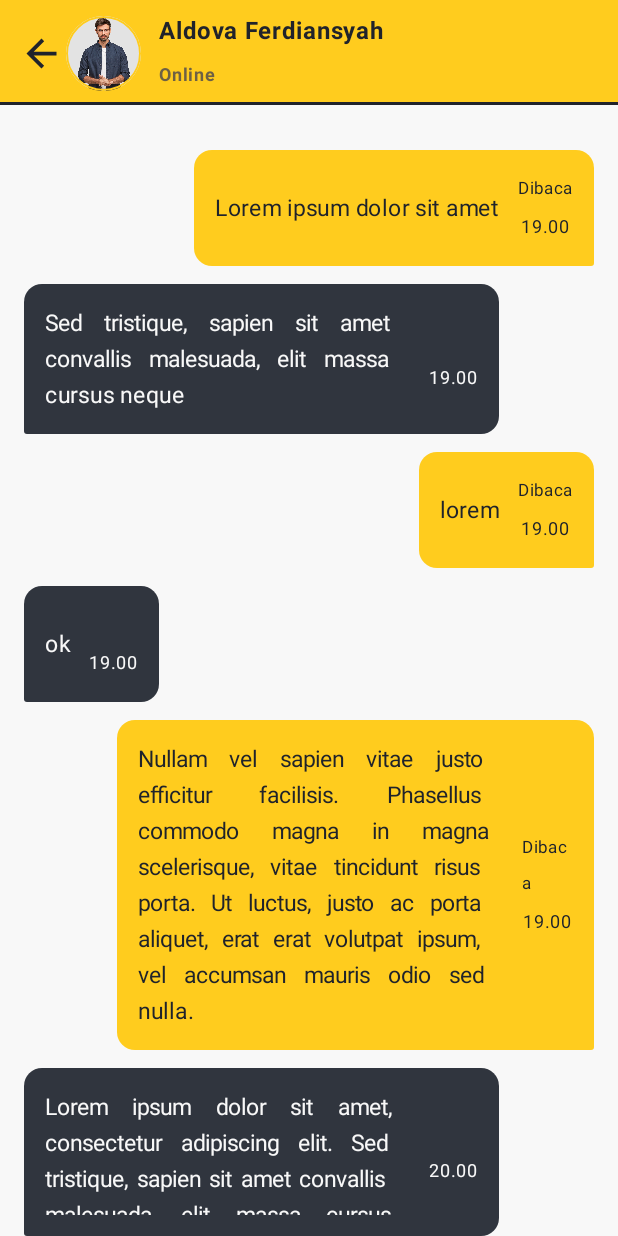
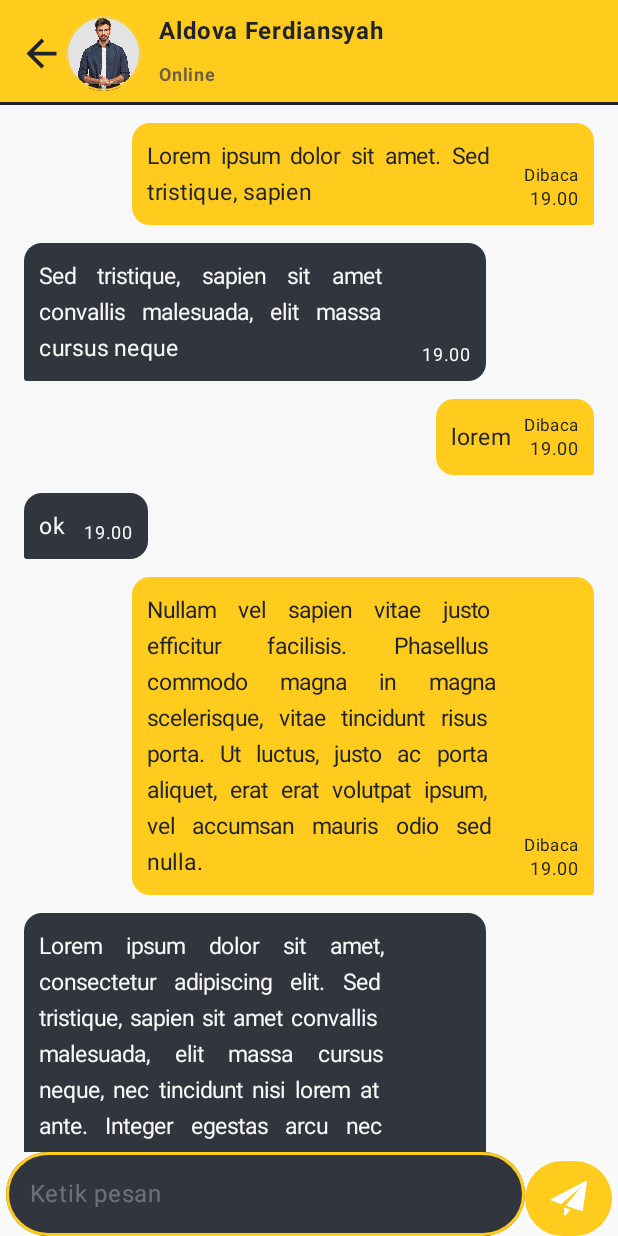
Before and after one commit to ZaAtsmaro28/ChatLoid, an Android app built with Jetpack Compose: the chatroom_screen screen opened through its navigation route, on a phone screen of 412 x 824 dp. Run offline under Robolectric (Android 15) with nearby library versions, the phone set to English and light mode, and no system bars.

Commit message:
feat: add new message text field component

```diff
--- a/app/src/main/java/com/portfolio/chatloid/View/chatroom/ChatRoom.kt
+++ b/app/src/main/java/com/portfolio/chatloid/View/chatroom/ChatRoom.kt
@@ -9,26 +9,40 @@ import androidx.compose.foundation.layout.Column
 import androidx.compose.foundation.layout.PaddingValues
 import androidx.compose.foundation.layout.Row
 import androidx.compose.foundation.layout.Spacer
+import androidx.compose.foundation.layout.fillMaxHeight
 import androidx.compose.foundation.layout.fillMaxSize
 import androidx.compose.foundation.layout.fillMaxWidth
 import androidx.compose.foundation.layout.height
+import androidx.compose.foundation.layout.heightIn
 import androidx.compose.foundation.layout.padding
 import androidx.compose.foundation.layout.size
 import androidx.compose.foundation.layout.width
 import androidx.compose.foundation.layout.widthIn
+import androidx.compose.foundation.rememberScrollState
 import androidx.compose.foundation.shape.CircleShape
 import androidx.compose.foundation.shape.RoundedCornerShape
+import androidx.compose.foundation.verticalScroll
 import androidx.compose.material.icons.Icons
+import androidx.compose.material.icons.filled.PersonAdd
 import androidx.compose.material.icons.outlined.ArrowBack
 import androidx.compose.material.icons.outlined.Logout
 import androidx.compose.material.icons.outlined.Notifications
+import androidx.compose.material3.BottomAppBar
+import androidx.compose.material3.BottomAppBarDefaults
 import androidx.compose.material3.Button
 import androidx.compose.material3.ButtonDefaults
 import androidx.compose.material3.Divider
+import androidx.compose.material3.ElevatedButton
 import androidx.compose.material3.Icon
 import androidx.compose.material3.Scaffold
 import androidx.compose.material3.Text
+import androidx.compose.material3.TextField
+import androidx.compose.material3.TextFieldDefaults
 import androidx.compose.runtime.Composable
+import androidx.compose.runtime.getValue
+import androidx.compose.runtime.mutableStateOf
+import androidx.compose.runtime.remember
+import androidx.compose.runtime.setValue
 import androidx.compose.ui.Alignment
 import androidx.compose.ui.Modifier
 import androidx.compose.ui.draw.clip
@@ -41,24 +55,38 @@ import androidx.compose.ui.text.font.FontWeight
 import androidx.compose.ui.text.style.TextAlign
 import androidx.compose.ui.tooling.preview.Preview
 import androidx.compose.ui.unit.dp
+import androidx.compose.ui.unit.max
 import androidx.compose.ui.unit.sp
 import com.portfolio.chatloid.R
+import com.portfolio.chatloid.navigation.LocalNavController
 import com.portfolio.chatloid.view.Buttons.BasicIconButton
 
 @Preview
 @Composable
 fun ChatRoom() {
     Scaffold(
-        topBar = { ChatRoomHeader() }
+        containerColor = Color.Transparent,
+        topBar = { ChatRoomHeader() },
+        bottomBar = {
+            WriteMessageField()
+        },
+        modifier = Modifier.background(Color.Transparent)
     ) { innerPadding: PaddingValues ->
+        Box(
+            modifier = Modifier
+            .fillMaxSize()
+            .background(Color.Transparent)){
             Column(
                 modifier = Modifier
                     .padding(innerPadding)
-                .fillMaxSize()
+                    .fillMaxWidth()
                     .background(colorResource(R.color.white))
-                .padding(16.dp, 30.dp, 16.dp, 0.dp)
+                    .padding(16.dp, 0.dp, 16.dp, 0.dp)
+                    .verticalScroll(rememberScrollState()),
+                verticalArrangement = Arrangement.Bottom
             ) {
-            MyBubbleChat("Lorem ipsum dolor sit amet", "19.00")
+                Spacer(modifier = Modifier.height(12.dp))
+                MyBubbleChat("Lorem ipsum dolor sit amet. Sed tristique, sapien", "19.00")
 
                 FriendBubbleChat("Sed tristique, sapien sit amet convallis malesuada, elit massa cursus neque", "19.00")
 
@@ -78,10 +106,12 @@ fun ChatRoom() {
             }
         }
     }
+}
 
 
 @Composable
 fun ChatRoomHeader() {
+    val navController = LocalNavController.current
     Box(
         contentAlignment = Alignment.Center,
         modifier = Modifier
@@ -97,7 +127,9 @@ fun ChatRoomHeader() {
         ) {
             Button(
                 modifier = Modifier.width(34.dp),
-                onClick = {  },
+                onClick = {
+                    navController.navigate("main_screen")
+                },
                 colors = ButtonDefaults.buttonColors(Color.Transparent),
                 contentPadding = PaddingValues(0.dp)
             ) {
@@ -149,13 +181,14 @@ fun ChatRoomHeader() {
     }
 }
 
+
 @Composable
 fun MyBubbleChat(text: String, time: String) {
     Column(
         modifier = Modifier.fillMaxWidth(),
-        horizontalAlignment = Alignment.End)
-    {
-        Row(
+        horizontalAlignment = Alignment.End
+    ) {
+        Box(
             modifier = Modifier
                 .background(
                     colorResource(R.color.primary),
@@ -166,34 +199,35 @@ fun MyBubbleChat(text: String, time: String) {
                         bottomEnd = 2.dp
                     )
                 )
-                .padding(14.dp)
-                .widthIn(max = 290.dp),
-            verticalAlignment = Alignment.CenterVertically
-        ){
+                .padding(10.dp)
+                .widthIn(max = 288.dp),
+            contentAlignment = Alignment.Center
+        ) {
             Text(
+                text = text,
                 textAlign = TextAlign.Justify,
-                text = text,
                 fontSize = 15.sp,
                 fontWeight = FontWeight.Normal,
                 color = colorResource(R.color.black),
-                modifier = Modifier.widthIn(max = 244.dp)
+                modifier = Modifier
+                    .padding(end = 45.dp)
             )
-            Spacer(modifier = Modifier.width(12.dp))
             Column(
-                horizontalAlignment = Alignment.CenterHorizontally
+                horizontalAlignment = Alignment.End,
+                modifier = Modifier
+                    .align(Alignment.BottomEnd)
             ) {
                 Text(
                     text = "Dibaca",
                     fontSize = 11.sp,
-                    fontWeight = FontWeight.Normal,
-                    color = colorResource(R.color.black)
+                    color = colorResource(R.color.black),
+                    lineHeight = 15.sp
                 )
-                Spacer(modifier = Modifier.height(1.dp))
                 Text(
                     text = time,
                     fontSize = 12.sp,
-                    fontWeight = FontWeight.Normal,
-                    color = colorResource(R.color.black)
+                    color = colorResource(R.color.black),
+                    lineHeight = 15.sp
                 )
             }
         }
@@ -201,13 +235,14 @@ fun MyBubbleChat(text: String, time: String) {
     }
 }
 
+
 @Composable
 fun FriendBubbleChat(text: String, time: String) {
     Column(
         modifier = Modifier.fillMaxWidth(),
-        horizontalAlignment = Alignment.Start)
-    {
-        Row(
+        horizontalAlignment = Alignment.Start
+    ) {
+        Box(
             modifier = Modifier
                 .background(
                     colorResource(R.color.gray),
@@ -218,38 +253,86 @@ fun FriendBubbleChat(text: String, time: String) {
                         bottomEnd = 12.dp
                     )
                 )
-                .padding(14.dp)
-                .widthIn(max = 290.dp),
-            verticalAlignment = Alignment.CenterVertically
-
-        ){
+                .padding(10.dp)
+                .widthIn(max = 288.dp),
+            contentAlignment = Alignment.Center
+        ) {
             Text(
+                text = text,
                 textAlign = TextAlign.Justify,
-                text = text,
                 fontSize = 15.sp,
                 fontWeight = FontWeight.Normal,
                 color = colorResource(R.color.white),
-                modifier = Modifier.widthIn(max = 244.dp)
+                modifier = Modifier
+                    .padding(end = 45.dp)
             )
-            Spacer(modifier = Modifier.width(12.dp))
             Column(
-                horizontalAlignment = Alignment.CenterHorizontally
+                horizontalAlignment = Alignment.End,
+                modifier = Modifier
+                    .align(Alignment.BottomEnd)
             ) {
-                Text(
-                    text = "",
-                    fontSize = 11.sp,
-                    fontWeight = FontWeight.Normal,
-                    color = colorResource(R.color.white)
-                )
-                Spacer(modifier = Modifier.height(1.dp))
                 Text(
                     text = time,
                     fontSize = 12.sp,
-                    fontWeight = FontWeight.Normal,
-                    color = colorResource(R.color.white)
+                    color = colorResource(R.color.white),
+                    lineHeight = 15.sp
                 )
             }
         }
         Spacer(modifier = Modifier.height(12.dp))
     }
 }
+
+
+@Composable
+fun WriteMessageField() {
+    var new_message by remember { mutableStateOf("") }
+    Row(
+        modifier = Modifier
+            .fillMaxWidth()
+            .padding(horizontal = 4.dp),
+        verticalAlignment = Alignment.Bottom) {
+        TextField(
+            value = new_message,
+            placeholder = {Text("Ketik pesan")},
+            onValueChange = { new_message = it },
+            shape = RoundedCornerShape(30.dp),
+            modifier = Modifier
+                .border(
+                    2.dp,
+                    colorResource(R.color.primary),
+                    RoundedCornerShape(30.dp)
+                )
+                .weight(6f)
+                .heightIn(max = 200.dp),
+            colors = TextFieldDefaults.colors(
+                unfocusedContainerColor = colorResource(R.color.gray),
+                focusedContainerColor = colorResource(R.color.gray),
+                unfocusedTextColor = colorResource(R.color.white),
+                focusedTextColor = colorResource(R.color.white),
+                unfocusedPlaceholderColor = colorResource(R.color.light_gray),
+                focusedPlaceholderColor = colorResource(R.color.light_gray),
+                cursorColor = colorResource(R.color.primary),
+            ),
+
+
+        )
+        Button(
+            onClick = {},
+            modifier = Modifier
+                .size(50.dp)
+                .weight(1f),
+            shape = CircleShape,
+            contentPadding = PaddingValues(0.dp),
+            colors = ButtonDefaults.buttonColors(
+                containerColor = colorResource(R.color.primary)
+            )
+        ) {
+            Icon(
+                painter = painterResource(R.drawable.send_icon),
+                contentDescription = "Tombol Kirim",
+                modifier = Modifier.size(24.dp)
+            )
+        }
+    }
+}
--- a/app/src/main/java/com/portfolio/chatloid/navigation/AppNavigation.kt
+++ b/app/src/main/java/com/portfolio/chatloid/navigation/AppNavigation.kt
@@ -25,7 +25,7 @@ fun AppNavigation(modifier: Modifier = Modifier) {
     CompositionLocalProvider(LocalNavController provides navController) {
         NavHost(
             navController = navController,
-            startDestination = "addcontact_screen"
+            startDestination = "chatroom_screen"
         ) {
             composable("login") {
                 LoginScreen()
```
Also changed, not shown: app/src/main/res/drawable/send_icon.png (added). Lines whose indentation alone changed are shown as unchanged.
